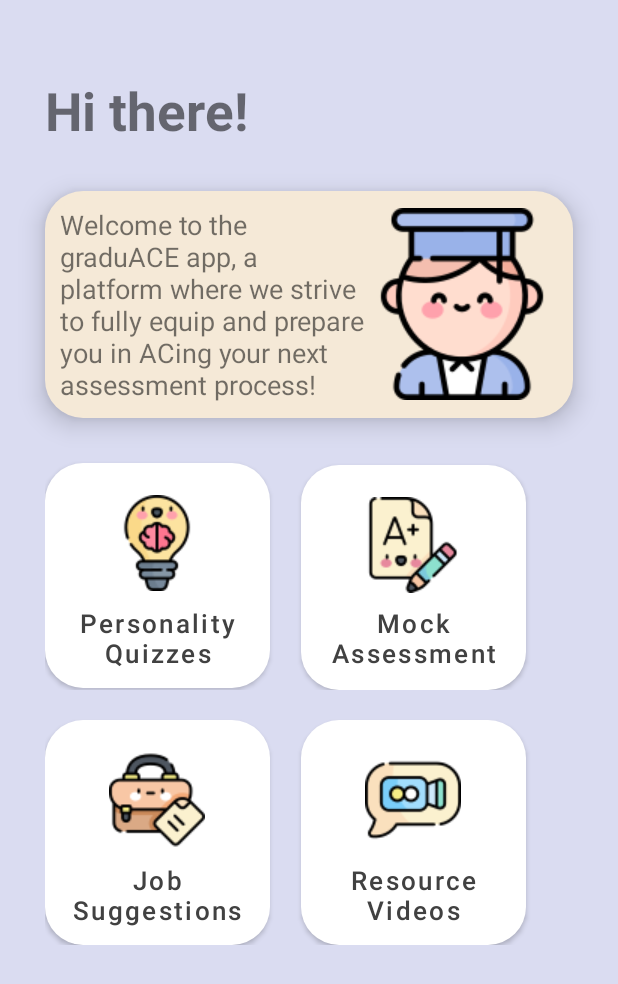
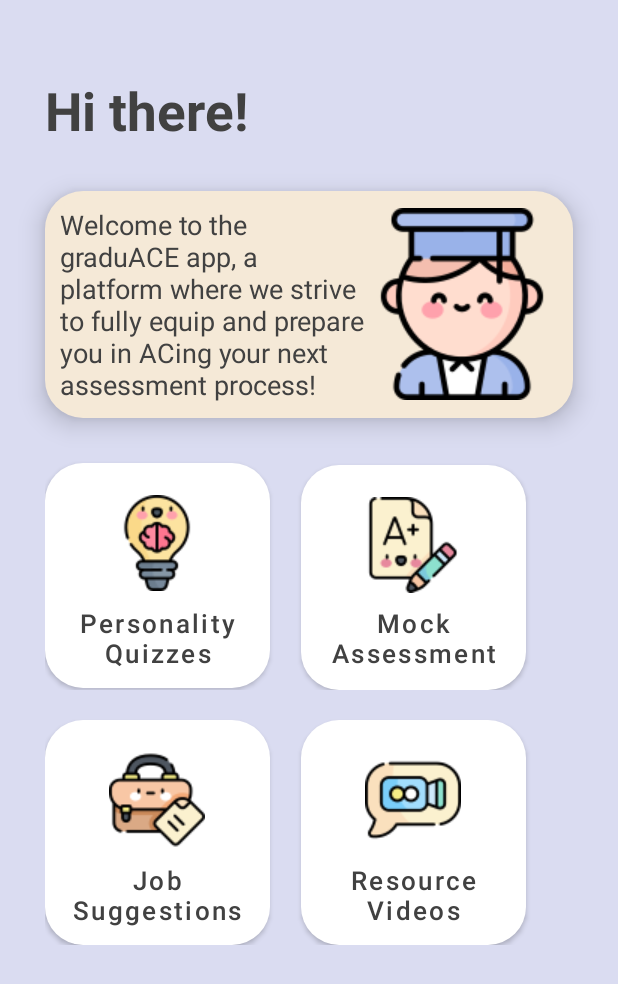
Before and after one commit to m9039/GraduACE_UNSW-Gamified-Learning-App, an Android app: the HomeActivity screen opened directly, with no data from a screen before it, on a phone screen of 412 x 824 dp. Shown: the top 984 px of the screen. Run offline under Robolectric (Android 15) with nearby library versions, the phone set to English and light mode, and no system bars.

Commit message:
fixed text colour

```diff
--- a/app/src/main/res/layout/activity_home.xml
+++ b/app/src/main/res/layout/activity_home.xml
@@ -16,6 +16,7 @@
         android:layout_marginRight="30dp"
         android:layout_marginTop="50dp"
         android:textStyle="bold"
+        android:textColor="#414141"
         android:text="Hi there!"
         android:textSize="35sp"/>
 
@@ -28,6 +29,7 @@
         android:background="@drawable/btn_round_corner"
         android:drawableRight="@drawable/student"
         android:backgroundTint="#F5E9D7"
+        android:textColor="#414141"
         android:padding="10dp"
         android:text="Welcome to the graduACE app, a platform where we strive to fully equip and prepare you in ACing your next assessment process! "
         android:textSize="18sp"
@@ -46,7 +48,6 @@
             android:layout_marginRight="15dp"
             android:background="@drawable/btn_round_corner"
             android:drawableTop="@drawable/innovation"
-            android:fontFamily="sans-serif-medium"
             android:gravity="center|center_vertical"
             android:onClick="goToPersonalityHome"
             android:paddingTop="15dp"
@@ -63,7 +64,6 @@
             android:layout_marginTop="30dp"
             android:background="@drawable/btn_round_corner"
             android:drawableTop="@drawable/homework"
-            android:fontFamily="sans-serif-medium"
             android:gravity="center|center_vertical"
             android:onClick="goToMockAssessments"
             android:paddingTop="15dp"
--- a/app/src/main/res/layout/activity_jobdetail.xml
+++ b/app/src/main/res/layout/activity_jobdetail.xml
@@ -55,6 +55,7 @@
         android:text="@string/job_desc"
         android:textAlignment="center"
         android:textSize="17sp"
+        android:textColor="#414141"
         app:layout_constraintEnd_toEndOf="@+id/imageView"
         app:layout_constraintHorizontal_bias="0.272"
         app:layout_constraintStart_toStartOf="@+id/imageView"
@@ -112,6 +113,7 @@
         android:elevation="10dp"
         android:text="Low Neuroticism"
         android:textAlignment="center"
+        android:textColor="#414141"
         android:textSize="17sp"
         android:textStyle="bold"
         app:layout_constraintBottom_toBottomOf="@+id/imageView"
--- a/app/src/main/res/layout/activity_jobhome.xml
+++ b/app/src/main/res/layout/activity_jobhome.xml
@@ -59,6 +59,8 @@
                         android:id="@+id/tvPersonalityDesc"
                         android:layout_width="match_parent"
                         android:layout_height="wrap_content"
+                        android:textColor="#414141"
+                        android:layout_marginBottom="20dp"
                         android:textSize="17sp"
                         android:text="Based on your personality type" />
 
```
